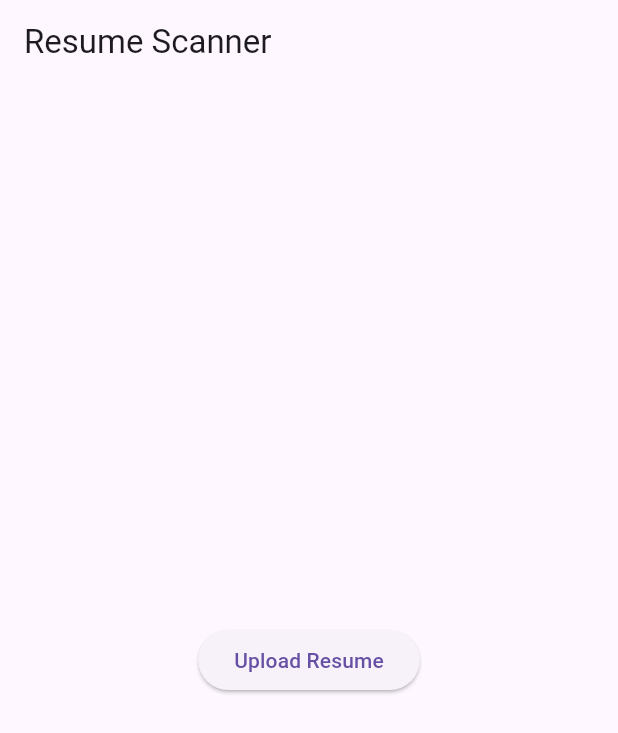
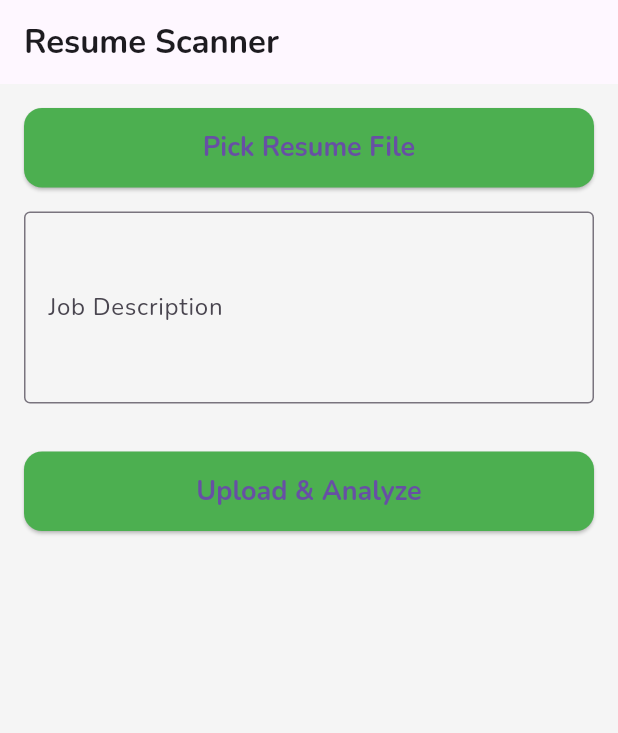
Before and after one commit to Liam-Samsit/resume-scanner-frontend, a Flutter app: the screen it shows after launch, on a phone screen of 412 x 824 dp. Shown: the top 733 px of the screen. Run offline on Flutter 3.47's test engine with Material 3 defaults, Android fonts, the phone set to English and light mode, and no system bars; our stand-ins replace file_picker, flutter_spinkit, google_fonts.

Commit message:
Implement resume upload and analysis feature with UI enhancements

```diff
--- a/lib/main.dart
+++ b/lib/main.dart
@@ -1,6 +1,7 @@
 import 'package:flutter/material.dart';
-import 'package:file_picker/file_picker.dart';
-import 'package:http/http.dart' as http;
+import 'screens/upload_screen.dart';
+import 'utils/app_colors.dart';
+import 'utils/app_text_styles.dart';
 
 void main() {
   runApp(const MyApp());
@@ -12,61 +13,26 @@ class MyApp extends StatelessWidget {
   @override
   Widget build(BuildContext context) {
     return MaterialApp(
-      home: ResumeUploadScreen(),
+      debugShowCheckedModeBanner: false,
+      theme: ThemeData(
+        scaffoldBackgroundColor: AppColors.background,
+        primaryColor: AppColors.primary,
+        elevatedButtonTheme: ElevatedButtonThemeData(
+          style: ElevatedButton.styleFrom(
+            backgroundColor: AppColors.primary,
+            padding: const EdgeInsets.symmetric(vertical: 14, horizontal: 24),
+            textStyle: AppTextStyles.button,
+            shape: RoundedRectangleBorder(
+              borderRadius: BorderRadius.circular(12),
+            ),
+          ),
+        ),
+        textTheme: TextTheme(
+          bodyLarge: AppTextStyles.body,
+          titleLarge: AppTextStyles.heading2,
+        ),
+      ),
+      home: const UploadScreen(),
     );
   }
 }
-
-class ResumeUploadScreen extends StatefulWidget {
-  @override
-  State<ResumeUploadScreen> createState() => _ResumeUploadScreenState();
-}
-
-class _ResumeUploadScreenState extends State<ResumeUploadScreen> {
-  String? status;
-
-  Future<void> uploadFile() async {
-    FilePickerResult? result = await FilePicker.platform.pickFiles();
-
-    if (result != null) {
-      var fileBytes = result.files.first.bytes;
-      var fileName = result.files.first.name;
-
-      var request = http.MultipartRequest(
-        'POST',
-        Uri.parse('http://127.0.0.1:8000/upload-resume'),
-      );
-      request.files.add(http.MultipartFile.fromBytes('file', fileBytes!, filename: fileName));
-
-      var response = await request.send();
-      if (response.statusCode == 200) {
-        setState(() {
-          status = "Upload successful";
-        });
-      } else {
-        setState(() {
-          status = "Upload failed";
-        });
-      }
-    }
-  }
-
-  @override
-  Widget build(BuildContext context) {
-    return Scaffold(
-      appBar: AppBar(title: const Text('Resume Scanner')),
-      body: Center(
-        child: Column(
-          mainAxisAlignment: MainAxisAlignment.center,
-          children: [
-            ElevatedButton(
-              onPressed: uploadFile,
-              child: const Text('Upload Resume'),
-            ),
-            if (status != null) Text(status!),
-          ],
-        ),
-      ),
-    );
-  }
-}
--- /dev/null
+++ b/lib/models/resume_analysis.dart
@@ -0,0 +1,94 @@
+class SkillSection {
+  final int score;
+  final List<String> matched;
+  final List<String> missing;
+
+  SkillSection({
+    required this.score,
+    required this.matched,
+    required this.missing,
+  });
+
+  factory SkillSection.fromJson(Map<String, dynamic> json) {
+    return SkillSection(
+      score: json['score'] ?? 0,
+      matched: List<String>.from(json['matched'] ?? []),
+      missing: List<String>.from(json['missing'] ?? []),
+    );
+  }
+}
+
+class MissingRanked {
+  final List<String> highPriority;
+  final List<String> mediumPriority;
+  final List<String> lowPriority;
+
+  MissingRanked({
+    required this.highPriority,
+    required this.mediumPriority,
+    required this.lowPriority,
+  });
+
+  factory MissingRanked.fromJson(Map<String, dynamic> json) {
+    return MissingRanked(
+      highPriority: List<String>.from(json['high_priority'] ?? []),
+      mediumPriority: List<String>.from(json['medium_priority'] ?? []),
+      lowPriority: List<String>.from(json['low_priority'] ?? []),
+    );
+  }
+}
+
+class OverallStats {
+  final int score;
+  final int totalKeywords;
+  final int matchedKeywords;
+  final int missingKeywords;
+
+  OverallStats({
+    required this.score,
+    required this.totalKeywords,
+    required this.matchedKeywords,
+    required this.missingKeywords,
+  });
+
+  factory OverallStats.fromJson(Map<String, dynamic> json) {
+    return OverallStats(
+      score: json['score'] ?? 0,
+      totalKeywords: json['total_keywords'] ?? 0,
+      matchedKeywords: json['matched_keywords'] ?? 0,
+      missingKeywords: json['missing_keywords'] ?? 0,
+    );
+  }
+}
+
+class ResumeAnalysis {
+  final OverallStats overall;
+  final SkillSection technicalSkills;
+  final SkillSection softSkills;
+  final MissingRanked missingRanked;
+  final List<String> matchedInOrder;
+  final List<String> missingInOrder;
+  final List<String> suggestions;
+
+  ResumeAnalysis({
+    required this.overall,
+    required this.technicalSkills,
+    required this.softSkills,
+    required this.missingRanked,
+    required this.matchedInOrder,
+    required this.missingInOrder,
+    required this.suggestions,
+  });
+
+  factory ResumeAnalysis.fromJson(Map<String, dynamic> json) {
+    return ResumeAnalysis(
+      overall: OverallStats.fromJson(json['overall']),
+      technicalSkills: SkillSection.fromJson(json['technical_skills']),
+      softSkills: SkillSection.fromJson(json['soft_skills']),
+      missingRanked: MissingRanked.fromJson(json['missing_ranked']),
+      matchedInOrder: List<String>.from(json['matched_in_order'] ?? []),
+      missingInOrder: List<String>.from(json['missing_in_order'] ?? []),
+      suggestions: List<String>.from(json['suggestions'] ?? []),
+    );
+  }
+}
--- /dev/null
+++ b/lib/screens/upload_screen.dart
@@ -0,0 +1,125 @@
+import 'dart:typed_data';
+import 'package:flutter/material.dart';
+import 'package:file_picker/file_picker.dart';
+import 'package:flutter_spinkit/flutter_spinkit.dart';
+import '../services/api_service.dart';
+import '../models/resume_analysis.dart';
+import 'results_screen.dart';
+
+class UploadScreen extends StatefulWidget {
+  const UploadScreen({super.key});
+
+  @override
+  State<UploadScreen> createState() => _UploadScreenState();
+}
+
+class _UploadScreenState extends State<UploadScreen> {
+  PlatformFile? pickedFile;
+  String jobDescription = "";
+  bool isLoading = false;
+  String? errorMessage;
+
+  Future<void> pickFile() async {
+    FilePickerResult? result = await FilePicker.platform.pickFiles(
+      type: FileType.custom,
+      allowedExtensions: ['pdf', 'docx'],
+      withData: true, // Important: ensure file bytes are included
+    );
+
+    if (result != null) {
+      setState(() {
+        pickedFile = result.files.first;
+      });
+    }
+  }
+
+  Future<void> uploadData() async {
+  if (pickedFile == null || jobDescription.trim().isEmpty) {
+    setState(() {
+      errorMessage = "Please select a resume and enter a job description.";
+    });
+    return;
+  }
+
+  setState(() {
+    isLoading = true;
+    errorMessage = null;
+  });
+
+  try {
+    ResumeAnalysis analysis = await ApiService.uploadResume(
+      fileBytes: pickedFile!.bytes as Uint8List,
+      fileName: pickedFile!.name,
+      jobDescription: jobDescription,
+    );
+
+    setState(() {
+      isLoading = false;
+    });
+
+    Navigator.push(
+      context,
+      MaterialPageRoute(
+        builder: (context) => ResultsScreen(analysis: analysis),
+      ),
+    );
+  } catch (e) {
+    setState(() {
+      isLoading = false;
+      errorMessage = e.toString().replaceFirst("Exception: ", ""); // clean message
+    });
+  }
+}
+
+
+  @override
+  Widget build(BuildContext context) {
+    return Scaffold(
+      appBar: AppBar(
+        title: const Text("Resume Scanner"),
+      ),
+      body: Padding(
+        padding: const EdgeInsets.all(16),
+        child: Column(
+          crossAxisAlignment: CrossAxisAlignment.stretch,
+          children: [
+            ElevatedButton(
+              onPressed: pickFile,
+              child: Text(
+                pickedFile == null
+                    ? "Pick Resume File"
+                    : "Selected: ${pickedFile!.name}",
+              ),
+            ),
+            const SizedBox(height: 16),
+            TextField(
+              decoration: const InputDecoration(
+                labelText: "Job Description",
+                border: OutlineInputBorder(),
+              ),
+              minLines: 4,
+              maxLines: 8,
+              onChanged: (value) => jobDescription = value,
+            ),
+            const SizedBox(height: 16),
+            if (errorMessage != null)
+              Text(
+                errorMessage!,
+                style: const TextStyle(color: Color.fromARGB(255, 80, 60, 59)),
+              ),
+            const SizedBox(height: 16),
+            isLoading
+                ? const SpinKitCircle(
+                    color: Colors.blue,
+                    size: 50.0,
+                  )
+                : ElevatedButton(
+                    onPressed: uploadData,
+                    child: const Text("Upload & Analyze"),
+                  ),
+          ],
+        ),
+      ),
+    );
+  }
+}
--- /dev/null
+++ b/lib/services/api_service.dart
@@ -0,0 +1,53 @@
+import 'dart:convert';
+import 'dart:typed_data';
+import 'package:http/http.dart' as http;
+import '../models/resume_analysis.dart';
+import 'package:http_parser/http_parser.dart';
+import 'package:flutter/foundation.dart'; // <-- import for kDebugMode
+
+class ApiService {
+  static final String baseUrl = kDebugMode
+      ? "http://127.0.0.1:8000" // Local FastAPI during dev
+      : "https://your-backend.onrender.com"; // Change to Render URL when deployed
+
+  static Future<ResumeAnalysis> uploadResume({
+    required Uint8List fileBytes,
+    required String fileName,
+    required String jobDescription,
+  }) async {
+    var request = http.MultipartRequest(
+      'POST',
+      Uri.parse('$baseUrl/upload-resume'),
+    );
+
+    request.files.add(http.MultipartFile.fromBytes(
+      'file',
+      fileBytes,
+      filename: fileName,
+      contentType: MediaType(
+        fileName.toLowerCase().endsWith('.pdf') ? 'application' : 'application',
+        fileName.toLowerCase().endsWith('.pdf')
+            ? 'pdf'
+            : 'vnd.openxmlformats-officedocument.wordprocessingml.document',
+      ),
+    ));
+
+    request.fields['job_description'] = jobDescription;
+
+    var streamedResponse = await request.send();
+    var response = await http.Response.fromStream(streamedResponse);
+
+    if (response.statusCode == 200) {
+      return ResumeAnalysis.fromJson(jsonDecode(response.body));
+    } else {
+      // Pass backend error message to frontend
+      String backendMessage;
+      try {
+        backendMessage = jsonDecode(response.body)['error'] ?? "Unknown error";
+      } catch (_) {
+        backendMessage = response.body;
+      }
+      throw Exception(backendMessage);
+    }
+  }
+}
--- /dev/null
+++ b/lib/utils/app_colors.dart
@@ -0,0 +1,10 @@
+import 'package:flutter/material.dart';
+
+class AppColors {
+  static const Color primary = Color(0xFF4CAF50); // Green like Duolingo
+  static const Color accent = Color(0xFFFFC107); // Fun yellow
+  static const Color danger = Color(0xFFE53935); // Red for errors
+  static const Color background = Color(0xFFF5F5F5);
+  static const Color textDark = Color(0xFF212121);
+  static const Color textLight = Colors.white;
+}
--- /dev/null
+++ b/lib/utils/app_text_styles.dart
@@ -0,0 +1,34 @@
+import 'package:flutter/material.dart';
+import 'package:google_fonts/google_fonts.dart';
+import 'app_colors.dart';
+
+class AppTextStyles {
+  static TextStyle heading1 = GoogleFonts.nunito(
+    fontSize: 28,
+    fontWeight: FontWeight.bold,
+    color: AppColors.textDark,
+  );
+
+  static TextStyle heading2 = GoogleFonts.nunito(
+    fontSize: 22,
+    fontWeight: FontWeight.bold,
+    color: AppColors.textDark,
+  );
+
+  static TextStyle body = GoogleFonts.nunito(
+    fontSize: 16,
+    color: AppColors.textDark,
+  );
+
+  static TextStyle button = GoogleFonts.nunito(
+    fontSize: 18,
+    fontWeight: FontWeight.bold,
+    color: AppColors.textLight,
+  );
+
+  static TextStyle chip = GoogleFonts.nunito(
+    fontSize: 14,
+    fontWeight: FontWeight.w600,
+    color: AppColors.textLight,
+  );
+}
--- a/pubspec.yaml
+++ b/pubspec.yaml
@@ -30,6 +30,8 @@ environment:
 dependencies:
   flutter:
     sdk: flutter
+  build_runner: ^2.4.9
+  json_serializable: ^6.7.1
   http: ^1.2.0               # For API calls
   file_picker: ^6.0.0        # Let user pick resume file
   flutter_spinkit: ^5.2.0    # Loading animations
```
Also changed, not shown: lib/screens/results_screen.dart (added, +104 -0 lines), lib/widgets/custom_button.dart (added), lib/widgets/loading_indicator.dart (added), pubspec.lock, 2 other files.
